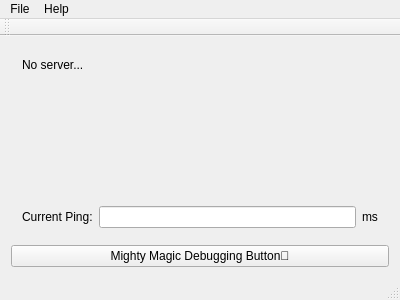
Above: mainwindow.ui from Cynnexis/Pinguin before the change. Below: the same form after it.
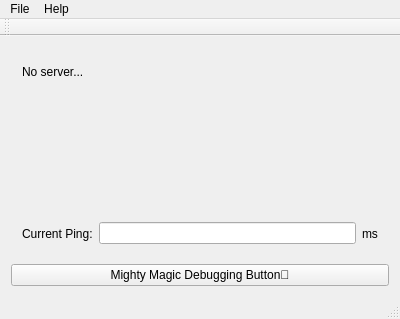
That is the form after the change. Icons and pictures are not drawn.

```diff
--- a/mainwindow.ui
+++ b/mainwindow.ui
@@ -7,7 +7,7 @@
     <x>0</x>
     <y>0</y>
     <width>400</width>
-    <height>300</height>
+    <height>319</height>
    </rect>
   </property>
   <property name="windowTitle">
```
Left out of the diff: 5 changed lines with no effect on the pictures.
